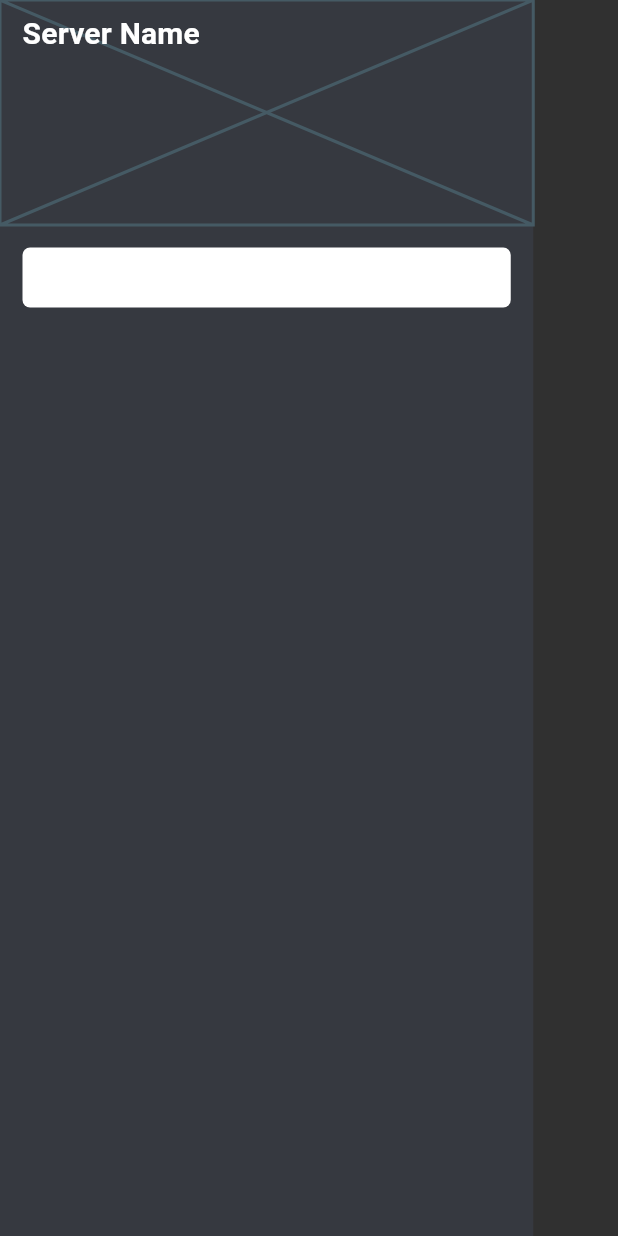
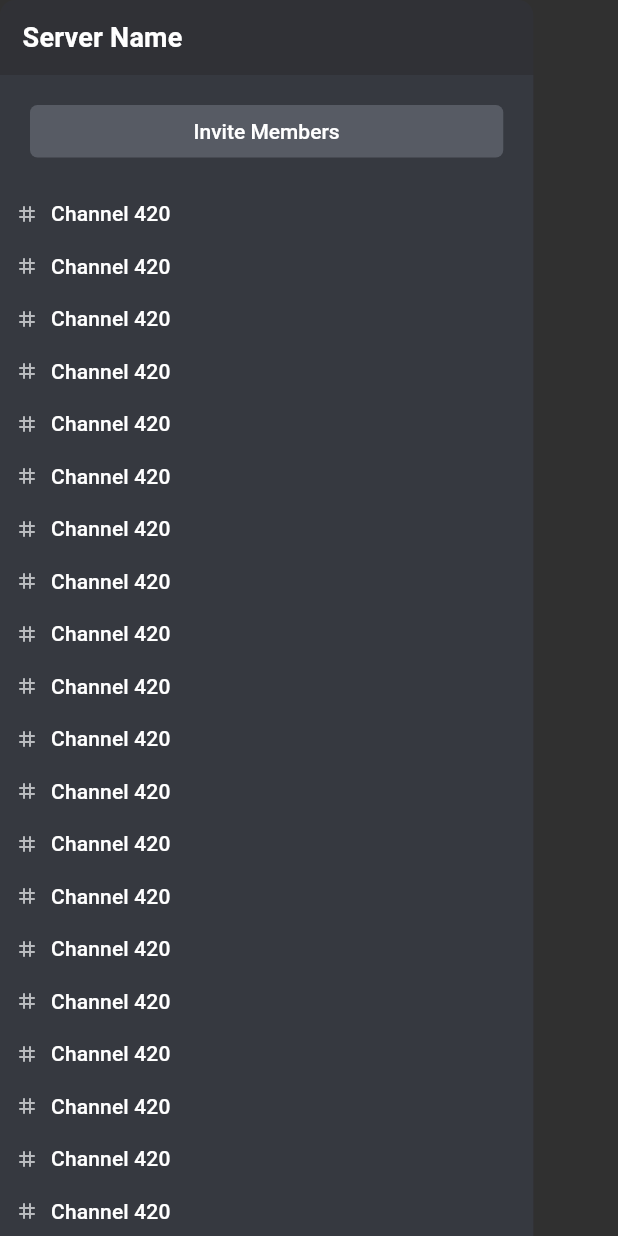
Before and after one commit to artahc/discord_replicate, a Flutter app: the ChannelListPanel widget shown alone on an empty page, opened directly, on a phone screen of 412 x 824 dp. Run offline on Flutter 3.47's test engine with Material 2 defaults, Android fonts, the phone set to English and light mode, and no system bars; our stand-ins replace firebase_auth, firebase_core, flutter_bloc, freezed_annotation, graphql_flutter, hive and 2 more; accounts and stored records are empty; network calls fail; project files that could hold a hidden picture were left out.

Commit message:
- rename authRepository to AuthService - working on RoomBloc - refactor some file/variables name

```diff
--- a/lib/bloc/authentication/auth_bloc.dart
+++ b/lib/bloc/authentication/auth_bloc.dart
@@ -1,5 +1,5 @@
 import 'package:discord_replicate/repository/user_repository.dart';
-import 'package:discord_replicate/repository/auth_repository.dart';
+import 'package:discord_replicate/repository/auth_service.dart';
 import 'package:discord_replicate/bloc/authentication/auth_event.dart';
 import 'package:discord_replicate/bloc/authentication/auth_state.dart';
 import 'package:flutter_bloc/flutter_bloc.dart';
@@ -19,13 +19,13 @@ extension ParseToString on RegisterOptions {
 }
 
 class AuthBloc extends Bloc<AuthEvent, AuthState> {
-  final AuthRepository authRepo;
+  final AuthService authService;
   final UserRepository userRepo;
 
-  AuthBloc({required this.authRepo, required this.userRepo}) : super(AuthStateInitial());
+  AuthBloc({required this.authService, required this.userRepo}) : super(AuthStateInitial());
 
   Stream<AuthState> _handleInitial() async* {
-    var credential = await authRepo.getCurrentUserCredential();
+    var credential = await authService.getCurrentUserCredential();
     if (credential == null) {
       emit(AuthState.signedOut());
     } else {
@@ -35,14 +35,14 @@ class AuthBloc extends Bloc<AuthEvent, AuthState> {
 
   Stream<AuthState> _signIn(String email, String password) async* {
     emit(AuthState.signingIn());
-    var credential = await authRepo.signIn(email, password);
+    var credential = await authService.signIn(email, password);
     emit(AuthState.signedIn(credential: credential));
   }
 
   Stream<AuthState> _signUp(RegisterOptions option, String id) async* {
     switch (option) {
       case RegisterOptions.Email:
-        var credential = await authRepo.signUpEmail(id);
+        var credential = await authService.signUpEmail(id);
         var state = AuthState.signedIn(credential: credential);
 
         emit(state);
@@ -54,7 +54,7 @@ class AuthBloc extends Bloc<AuthEvent, AuthState> {
   }
 
   Stream<AuthState> _signOut() async* {
-    await authRepo.signOut();
+    await authService.signOut();
     await Hive.deleteFromDisk();
     emit(AuthState.signedOut());
   }
--- a/lib/bloc/room/room_bloc.dart
+++ b/lib/bloc/room/room_bloc.dart
@@ -1,16 +1,26 @@
 import 'package:discord_replicate/bloc/room/room_event.dart';
 import 'package:discord_replicate/bloc/room/room_state.dart';
+import 'package:discord_replicate/repository/room_repository.dart';
+import 'package:discord_replicate/repository/user_repository.dart';
 import 'package:flutter_bloc/flutter_bloc.dart';
 
 class RoomBloc extends Bloc<RoomEvent, RoomState> {
-  RoomBloc() : super(RoomState.initial());
+  final RoomRepository roomRepo;
+  final UserRepository userRepo;
 
-  Stream<RoomState> _loadRoom(String id) async* {}
+  RoomBloc({required this.roomRepo, required this.userRepo}) : super(RoomState.initial());
+
+  Stream<RoomState> _loadRecentPrivateRoom() async* {
+    // var user = userRepo.loadById(uid);
+  }
+
+  Stream<RoomState> _loadRecentServerRoom(String serverId) async* {}
 
   @override
   Stream<RoomState> mapEventToState(RoomEvent event) async* {
     yield* event.when(
-      loadRoom: _loadRoom,
+      loadRecentPrivateRoom: _loadRecentPrivateRoom,
+      loadRecentServerRoom: _loadRecentServerRoom,
     );
   }
 }
--- a/lib/bloc/room/room_event.dart
+++ b/lib/bloc/room/room_event.dart
@@ -4,5 +4,6 @@ part 'room_event.freezed.dart';
 
 @freezed
 class RoomEvent with _$RoomEvent {
-  const factory RoomEvent.loadRoom(String id) = RoomEventLoadRoom;
+  const factory RoomEvent.loadRecentPrivateRoom() = RoomEventLoadLastPrivateRoom;
+  const factory RoomEvent.loadRecentServerRoom(String serverId) = RoomEventLoadRoom;
 }
--- a/lib/bloc/user/user_bloc.dart
+++ b/lib/bloc/user/user_bloc.dart
@@ -2,13 +2,13 @@ import 'package:discord_replicate/bloc/user/user_event.dart';
 import 'package:discord_replicate/bloc/user/user_state.dart';
 import 'package:discord_replicate/model/credential.dart';
 import 'package:discord_replicate/model/user.dart';
-import 'package:discord_replicate/repository/auth_repository.dart';
+import 'package:discord_replicate/repository/auth_service.dart';
 import 'package:discord_replicate/repository/user_repository.dart';
 import 'package:flutter_bloc/flutter_bloc.dart';
 
 class UserBloc extends Bloc<UserEvent, UserState> {
   final UserRepository userRepo;
-  final AuthRepository authRepo;
+  final AuthService authRepo;
 
   UserBloc({required this.userRepo, required this.authRepo}) : super(UserState.initial());
 
@@ -19,13 +19,13 @@ class UserBloc extends Bloc<UserEvent, UserState> {
     if (credential == null)
       emit(UserState.loadLocalUserFailed(Exception("Local user not found. Please login first.")));
     else {
-      var user = await userRepo.loadLocalUser(credential.uid);
-      emit(UserState.loadLocalUserSuccess(user));
+      var user = await userRepo.loadById(credential.uid);
+      emit(UserState.loadLocalUserSuccess(user as LocalUser));
     }
   }
 
   Stream<UserState> _loadRemoteUser(String uid) async* {
-    var user = await userRepo.loadLocalUser(uid);
+    // var user = await userRepo.loadLocalUser(uid);
   }
 
   @override
--- a/lib/external/app_theme.dart
+++ b/lib/external/app_theme.dart
@@ -3,17 +3,14 @@ import 'package:flutter/material.dart';
 class AppTheme {
   static final darkThemeData = ThemeData(
     brightness: Brightness.dark,
-    // highlightColor: Colors.transparent,
-    // splashColor: Color(0xff303136),
     backgroundColor: Color(0xff202226),
     colorScheme: ColorScheme.dark(
       brightness: Brightness.dark,
       primary: Color(0xff303136),
       secondary: Color(0xff363940),
-      surface: Color(0xff303136),
       onPrimary: Color(0xffb9bbbe),
-      onSecondary: Color(0xff72767b),
-      onSurface: Color(0xffb9bbbe),
+      onSecondary: Color(0xff73767d),
+      // onSurface: Color(0xffb9bbbe),
     ),
     textTheme: TextTheme(
       headline5: TextStyle(
@@ -22,7 +19,7 @@ class AppTheme {
       ),
       headline6: TextStyle(
         color: Colors.white,
-        fontSize: 20,
+        fontSize: 18,
         fontWeight: FontWeight.bold,
         letterSpacing: 0.15,
       ),
@@ -62,7 +59,7 @@ class AppTheme {
         secondary: Color(0xff72767b),
         // surface: Color(0xff363940),
         onPrimary: Colors.white,
-        onSecondary: Colors.white,
+        onSecondary: Color(0xff575b64),
       ),
     ),
     bottomNavigationBarTheme: BottomNavigationBarThemeData(
--- a/lib/main.dart
+++ b/lib/main.dart
@@ -1,8 +1,10 @@
 import 'package:discord_replicate/bloc/navigation/navigation_bloc.dart';
+import 'package:discord_replicate/bloc/room/room_bloc.dart';
 import 'package:discord_replicate/bloc/user/user_bloc.dart';
+import 'package:discord_replicate/repository/room_repository.dart';
 import 'package:discord_replicate/repository/server_repository.dart';
 import 'package:discord_replicate/repository/user_repository.dart';
-import 'package:discord_replicate/repository/auth_repository.dart';
+import 'package:discord_replicate/repository/auth_service.dart';
 import 'package:discord_replicate/bloc/authentication/auth_bloc.dart';
 import 'package:discord_replicate/bloc/server/server_bloc.dart';
 import 'package:discord_replicate/routes/route_generator.dart';
@@ -36,19 +38,21 @@ class _MainState extends State<Main> {
   final String url = "http://localhost:4000";
 
   // Helper Class
-  late GraphQLClientHelper apiClient = GraphQLClientHelper(url: url, tokenProvider: authRepository.getCurrentUserCredential);
-  late HiveDatabaseHelper dbHelper = HiveDatabaseHelper();
+  late GraphQLClientHelper client = GraphQLClientHelper(url: url, tokenProvider: authService.getCurrentUserCredential);
+  late HiveDatabaseHelper db = HiveDatabaseHelper();
 
   // Repository
-  late AuthRepository authRepository = FirebaseAuthRepository();
-  late UserRepository userRepository = UserRepository(apiClient: apiClient, dbHelper: dbHelper);
-  late ServerRepository serverRepository = ServerRepository(apiClient: apiClient);
+  late AuthService authService = FirebaseAuthService();
+  late UserRepository userRepository = UserRepository(apiClient: client, database: db);
+  late ServerRepository serverRepository = ServerRepository(apiClient: client);
+  late RoomRepository roomRepository = RoomRepository(apiClient: client, database: db);
 
   // Bloc
   late ServerBloc serverBloc = ServerBloc(serverRepository: serverRepository);
-  late AuthBloc authBloc = AuthBloc(authRepo: authRepository, userRepo: userRepository);
+  late AuthBloc authBloc = AuthBloc(authService: authService, userRepo: userRepository);
   late NavigationBloc navBloc = NavigationBloc();
-  late UserBloc userBloc = UserBloc(userRepo: userRepository, authRepo: authRepository);
+  late UserBloc userBloc = UserBloc(userRepo: userRepository, authRepo: authService);
+  late RoomBloc roomBloc = RoomBloc(roomRepo: roomRepository, userRepo: userRepository);
 
   @override
   void initState() {
--- a/lib/model/channel.dart
+++ b/lib/model/channel.dart
@@ -1,4 +1,5 @@
 import 'dart:developer';
+import 'dart:math';
 
 import 'package:discord_replicate/util/hive_database_helper.dart';
 import 'package:hive/hive.dart';
@@ -28,9 +29,21 @@ class Channel extends HiveObject {
   @HiveField(3)
   final ChannelAccess access;
 
-  Channel({required this.id, required this.name, required this.roomId, required this.access});
+  @HiveField(4)
+  final String category;
 
-  factory Channel.dummy() => Channel(id: "id", name: "name", roomId: "roomId", access: ChannelAccess.PRIVATE);
+  Channel({required this.id, required this.name, required this.roomId, required this.access, required this.category});
+
+  factory Channel.dummy() {
+    var random = Random().nextInt(1000);
+    return Channel(
+      id: "id-$random",
+      name: "Channel $random",
+      roomId: "roomId-$random",
+      access: ChannelAccess.PRIVATE,
+      category: "Text Channels",
+    );
+  }
 
   factory Channel.fromJson(Map<String, dynamic> map) {
     return Channel(
@@ -38,6 +51,7 @@ class Channel extends HiveObject {
       name: map['name'],
       roomId: map['roomId'],
       access: ChannelAccess.values.where((e) => e.name == map['access']).first,
+      category: "Text Channels",
     );
   }
 
@@ -47,6 +61,7 @@ class Channel extends HiveObject {
       "name": name,
       "roomId": roomId,
       "access": access.name,
+      "category": category,
     };
   }
 
--- a/lib/model/room.dart
+++ b/lib/model/room.dart
@@ -1,3 +1,5 @@
+import 'dart:math';
+
 import 'package:discord_replicate/model/message.dart';
 
 class Room {
@@ -5,4 +7,6 @@ class Room {
   final List<Message> messages;
 
   Room({required this.id, required this.messages});
+
+  factory Room.dummy() => Room(id: "room-id-${Random().nextInt(1000)}", messages: List.generate(25, (index) => TextMessage.dummy()));
 }
--- a/lib/repository/auth_repository.dart
+++ b/lib/repository/auth_service.dart
@@ -3,7 +3,7 @@ import 'dart:developer';
 import 'package:discord_replicate/model/credential.dart';
 import 'package:firebase_auth/firebase_auth.dart';
 
-abstract class AuthRepository {
+abstract class AuthService {
   Future<Credential?> getCurrentUserCredential();
 
   Future<Credential> signIn(String email, String password);
@@ -13,10 +13,10 @@ abstract class AuthRepository {
   Future<void> signOut();
 }
 
-class FirebaseAuthRepository implements AuthRepository {
+class FirebaseAuthService implements AuthService {
   final _auth = FirebaseAuth.instance;
 
-  FirebaseAuthRepository();
+  FirebaseAuthService();
 
   @override
   Future<Credential?> getCurrentUserCredential() async {
--- /dev/null
+++ b/lib/repository/room_repository.dart
@@ -0,0 +1,20 @@
+import 'package:discord_replicate/model/room.dart';
+import 'package:discord_replicate/util/graphql_client_helper.dart';
+import 'package:discord_replicate/util/hive_database_helper.dart';
+
+class RoomRepository {
+  static const String BOX_NAME = "room";
+
+  GraphQLClientHelper _api;
+  HiveDatabaseHelper _db;
+
+  RoomRepository({
+    required GraphQLClientHelper apiClient,
+    required HiveDatabaseHelper database,
+  })  : _api = apiClient,
+        _db = database;
+
+  Future<Room> loadRoom(String id) async {
+    return Room.dummy();
+  }
+}
--- a/lib/repository/user_repository.dart
+++ b/lib/repository/user_repository.dart
@@ -13,11 +13,11 @@ class UserRepository {
 
   UserRepository({
     required GraphQLClientHelper apiClient,
-    required HiveDatabaseHelper dbHelper,
+    required HiveDatabaseHelper database,
   })  : _api = apiClient,
-        _db = dbHelper;
+        _db = database;
 
-  Future<LocalUser> loadLocalUser(String uid) async {
+  Future<User> loadById(String uid) async {
     var box = await _db.getBox<LocalUser>(BOX_NAME);
     String query = r"""
         query User($uid: String!) {
@@ -55,7 +55,7 @@ class UserRepository {
       },
     );
 
-    var user = await local.concatWith([remote]).first.timeout(Duration(seconds: 30));
+    var user = await local.concatWith([remote]).first;
 
     return user!;
   }
--- a/lib/view/home/channel_list_panel.dart
+++ b/lib/view/home/channel_list_panel.dart
@@ -1,4 +1,6 @@
+import 'package:discord_replicate/model/channel.dart';
 import 'package:discord_replicate/widgets/app_widget.dart';
+import 'package:discord_replicate/widgets/custom_list_view.dart';
 import 'package:flutter/material.dart';
 
 class ChannelListPanel extends StatefulWidget {
@@ -14,17 +16,33 @@ class _ChannelListPanelState extends State<ChannelListPanel> {
     return Flexible(
       child: Container(
         margin: EdgeInsets.only(right: (MediaQuery.of(context).size.width * 0.125) + 5),
-        color: Theme.of(context).colorScheme.secondary,
+        decoration: BoxDecoration(
+          borderRadius: BorderRadius.vertical(top: Radius.circular(10)),
+          color: Theme.of(context).colorScheme.primary,
+        ),
         child: Column(
           children: [
-            Stack(
+            // Stack(
+            //   children: [
+            //     Container(
+            //       height: 150,
+            //       child: Placeholder(),
+            //     ),
+            //     Padding(
+            //       padding: const EdgeInsets.symmetric(horizontal: 15, vertical: 10),
+            //       child: Text(
+            //         "Server Name",
+            //         style: Theme.of(context).textTheme.headline6,
+            //       ),
+            //     ),
+            //   ],
+            // ),
+            Container(
+              height: 50,
+              child: Row(
                 children: [
                   Container(
-                  height: 150,
-                  child: Placeholder(),
-                ),
-                Padding(
-                  padding: const EdgeInsets.symmetric(horizontal: 15, vertical: 10),
+                    padding: const EdgeInsets.symmetric(horizontal: 15),
                     child: Text(
                       "Server Name",
                       style: Theme.of(context).textTheme.headline6,
@@ -32,16 +50,59 @@ class _ChannelListPanelState extends State<ChannelListPanel> {
                   ),
                 ],
               ),
+            ),
+            Expanded(
+              child: Container(
+                color: Theme.of(context).colorScheme.secondary,
+                child: CustomListView<Channel>(
+                  elements: List.generate(25, (index) => Channel.dummy()),
+                  itemBuilder: (context, item, index) {
+                    return ChannelTile(channel: item);
+                  },
+                  beforeListWidget: [
                     AppMaterialButton(
-              margin: const EdgeInsets.all(15),
+                      margin: const EdgeInsets.all(20),
                       color: Theme.of(context).buttonTheme.colorScheme?.onSecondary,
-              size: const Size(double.infinity, 40),
-              child: Text("Invite Members"),
+                      size: const Size(double.infinity, 35),
+                      child: Text(
+                        "Invite Members",
+                        style: Theme.of(context).textTheme.button,
+                      ),
                       onPressed: () {},
-            )
+                    ),
+                  ],
+                ),
+              ),
+            ),
           ],
         ),
       ),
     );
   }
 }
+
+class ChannelTile extends StatelessWidget {
+  final Channel channel;
+
+  const ChannelTile({Key? key, required this.channel}) : super(key: key);
+
+  @override
+  Widget build(BuildContext context) {
+    return Container(
+      height: 35,
+      padding: const EdgeInsets.symmetric(horizontal: 10),
+      child: Row(
+        children: [
+          Container(
+            margin: const EdgeInsets.only(right: 8),
+            child: Icon(Icons.grid_3x3_rounded),
+          ),
+          Text(
+            channel.name,
+            style: Theme.of(context).textTheme.subtitle2,
+          )
+        ],
+      ),
+    );
+  }
+}
```
Also changed, not shown: lib/model/user.dart (+5 -5 lines), lib/view/home/search_panel.dart (+4 -4 lines), lib/view/home/server_list_panel.dart (+10 -2 lines), lib/bloc/room/room_event.freezed.dart, lib/model/channel.g.dart, lib/model/user.g.dart. Lines whose indentation alone changed are shown as unchanged.
